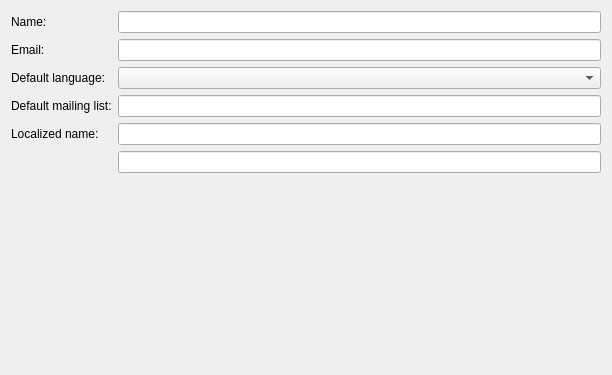
KDE/lokalize, file src/prefs/prefs_identity.ui: the form before one commit.
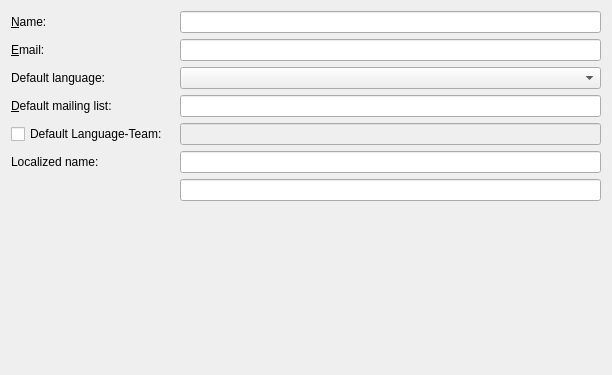
The form after the commit. Custom widgets are drawn as their Qt base class.

Commit message:
Add language-team settings to Lokalize
Summary:
- add settings for explicitly setting the value of Language-Team
- it allows to specify the value of Language-Team setting for application and to override it for specific projects

Reviewers: sdepiets, yurchor, aacid, pino

Reviewed By: sdepiets

Patch:
```diff
--- a/src/prefs/prefs_identity.ui
+++ b/src/prefs/prefs_identity.ui
@@ -33,7 +33,7 @@
    <item row="1" column="0">
     <widget class="QLabel" name="textLabel2">
      <property name="text">
-      <string comment="@label:textbox">Email:</string>
+      <string comment="@label:textbox">&amp;Email:</string>
      </property>
      <property name="wordWrap">
       <bool>false</bool>
@@ -46,7 +46,7 @@
    <item row="0" column="0">
     <widget class="QLabel" name="textLabel2_2">
      <property name="text">
-      <string comment="@label:textbox">Name:</string>
+      <string comment="@label:textbox">&amp;Name:</string>
      </property>
      <property name="wordWrap">
       <bool>false</bool>
@@ -56,7 +56,7 @@
      </property>
     </widget>
    </item>
-   <item row="0" column="1">
+   <item row="0" column="2">
     <widget class="QLineEdit" name="kcfg_authorName">
      <property name="toolTip">
       <string>Your name, in English</string>
@@ -69,14 +69,14 @@
    <item row="3" column="0">
     <widget class="QLabel" name="label">
      <property name="text">
-      <string comment="@label:textbox">Default mailing list:</string>
+      <string comment="@label:textbox">&amp;Default mailing list:</string>
      </property>
      <property name="buddy">
       <cstring>kcfg_DefaultMailingList</cstring>
      </property>
     </widget>
    </item>
-   <item row="3" column="1">
+   <item row="3" column="2">
     <widget class="QLineEdit" name="kcfg_DefaultMailingList">
      <property name="toolTip">
       <string>The email of your team mailing list</string>
@@ -86,7 +86,7 @@
      </property>
     </widget>
    </item>
-   <item row="2" column="1">
+   <item row="2" column="2">
     <widget class="KComboBox" name="DefaultLangCode">
      <property name="toolTip">
       <string>Language you translate to</string>
@@ -96,7 +96,7 @@
      </property>
     </widget>
    </item>
-   <item row="7" column="0" colspan="2">
+   <item row="8" column="0" colspan="3">
     <spacer>
      <property name="orientation">
       <enum>Qt::Vertical</enum>
@@ -109,7 +109,7 @@
      </property>
     </spacer>
    </item>
-   <item row="1" column="1">
+   <item row="1" column="2">
     <widget class="QLineEdit" name="kcfg_authorEmail">
      <property name="toolTip">
       <string>Write your email</string>
@@ -119,14 +119,14 @@
      </property>
     </widget>
    </item>
-   <item row="5" column="1">
+   <item row="6" column="2">
     <widget class="LangCodeSaver" name="kcfg_DefaultLangCode">
      <property name="enabled">
       <bool>true</bool>
      </property>
     </widget>
    </item>
-   <item row="4" column="1">
+   <item row="5" column="2">
     <widget class="QLineEdit" name="kcfg_authorLocalizedName">
      <property name="toolTip">
       <string>Your name in your own language</string>
@@ -136,13 +136,30 @@
      </property>
     </widget>
    </item>
-   <item row="4" column="0">
+   <item row="5" column="0">
     <widget class="QLabel" name="label_2">
      <property name="text">
       <string comment="@label:textbox">Localized name:</string>
      </property>
     </widget>
    </item>
+   <item row="4" column="0">
+    <widget class="QCheckBox" name="kcfg_overrideLangTeam">
+     <property name="text">
+      <string>Default Language-Team:</string>
+     </property>
+    </widget>
+   </item>
+   <item row="4" column="2">
+    <widget class="QLineEdit" name="kcfg_userLangTeam">
+     <property name="enabled">
+      <bool>false</bool>
+     </property>
+     <property name="text">
+      <string/>
+     </property>
+    </widget>
+   </item>
   </layout>
  </widget>
  <customwidgets>
```
Left out of the diff: 11 changed lines with no effect on the pictures. The commit also changes 6 other files.
